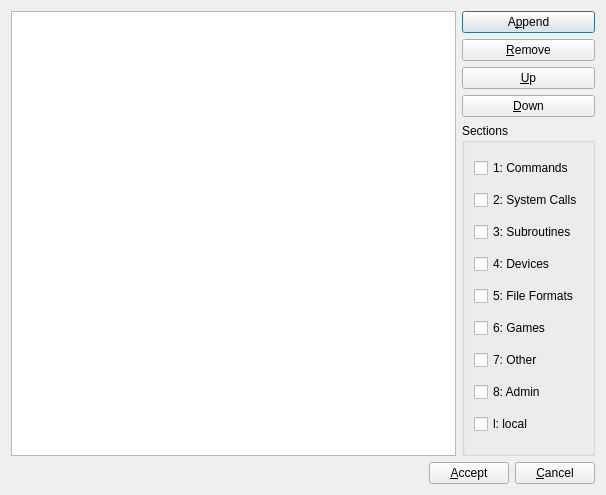
Qt form manpager/config.ui (QtPlay/coastal-qt) before a commit.
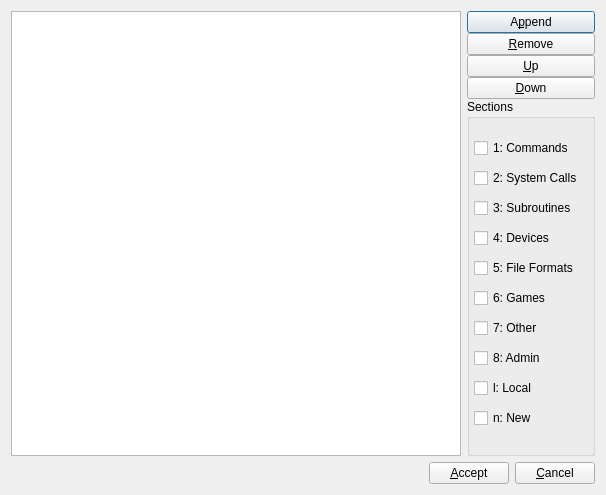
The same form after that commit. Icons and pictures are not drawn.

```diff
--- a/manpager/config.ui
+++ b/manpager/config.ui
@@ -21,6 +21,9 @@
      </item>
      <item>
       <layout class="QVBoxLayout" name="verticalLayout_2">
+       <property name="spacing">
+        <number>0</number>
+       </property>
        <item>
         <widget class="QPushButton" name="appendButton">
          <property name="text">
@@ -74,7 +77,19 @@
          <property name="title">
           <string>Sections</string>
          </property>
+         <property name="alignment">
+          <set>Qt::AlignLeading|Qt::AlignLeft|Qt::AlignTop</set>
+         </property>
+         <property name="flat">
+          <bool>false</bool>
+         </property>
          <layout class="QVBoxLayout" name="verticalLayout">
+          <property name="spacing">
+           <number>0</number>
+          </property>
+          <property name="leftMargin">
+           <number>4</number>
+          </property>
           <item>
            <widget class="QCheckBox" name="section1">
             <property name="text">
@@ -134,7 +149,14 @@
           <item>
            <widget class="QCheckBox" name="sectionl">
             <property name="text">
-             <string>l: local</string>
+             <string>l: Local</string>
+            </property>
+           </widget>
+          </item>
+          <item>
+           <widget class="QCheckBox" name="sectionn">
+            <property name="text">
+             <string>n: New</string>
             </property>
            </widget>
           </item>
```
